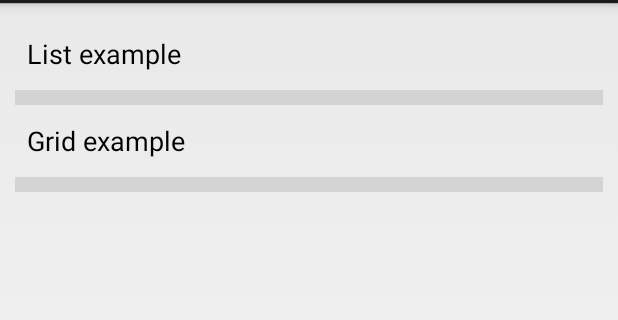
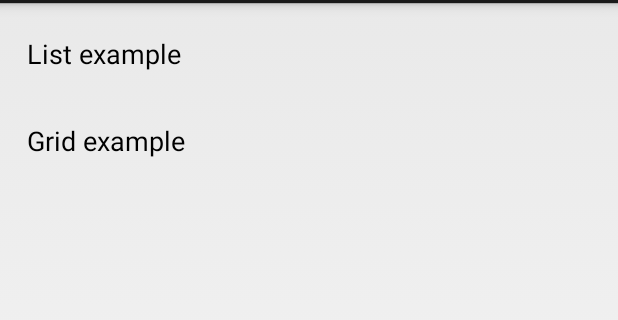
Before and after one commit to quentin23soleil/SuperListview, an Android app: the screen it shows after launch (MainActivity), on a phone screen of 412 x 824 dp, the part 69-389 px from its top. Run offline under Robolectric (Android 15) with nearby library versions, the phone set to English and light mode, and no system bars.

Commit message:
Fix incompatible types for list divider resource.
+ Error in SuperListview.java:64: `incompatible types:
  int cannot be converted to Drawable getList().setDivider(mDivider);`
+ This error was introduced through the merge in
  commit 9c93459df8769792a76b6da811b035c722d24a3d. Please review again!
+ The original implementation to support drawable list dividers can
  be found in commit 366b88e01a7bd13b0325fb729742573063ae3268.

```diff
--- a/SuperListviewLibrary/src/main/java/com/quentindommerc/superlistview/BaseSuperAbsListview.java
+++ b/SuperListviewLibrary/src/main/java/com/quentindommerc/superlistview/BaseSuperAbsListview.java
@@ -3,6 +3,7 @@ package com.quentindommerc.superlistview;
 import android.content.Context;
 import android.content.res.TypedArray;
 import android.database.DataSetObserver;
+import android.graphics.drawable.Drawable;
 import android.support.v4.widget.SwipeRefreshLayout;
 import android.util.AttributeSet;
 import android.view.LayoutInflater;
@@ -28,7 +29,7 @@ public abstract class BaseSuperAbsListview extends FrameLayout implements AbsLis
     protected ViewStub    mEmpty;
 
     protected float   mDividerHeight;
-    protected int     mDivider;
+    protected Drawable mDivider;
     protected boolean mClipToPadding;
     protected int     mPadding;
     protected int     mPaddingTop;
@@ -78,7 +79,7 @@ public abstract class BaseSuperAbsListview extends FrameLayout implements AbsLis
         TypedArray a = getContext().obtainStyledAttributes(attrs, R.styleable.superlistview);
         try {
             mClipToPadding = a.getBoolean(R.styleable.superlistview_superlv__listClipToPadding, false);
-            mDivider = a.getColor(R.styleable.superlistview_superlv__listDivider, 0);
+            mDivider = a.getDrawable(R.styleable.superlistview_superlv__listDivider);
             mDividerHeight = a.getDimension(R.styleable.superlistview_superlv__listDividerHeight, 0.0f);
             mPadding = (int) a.getDimension(R.styleable.superlistview_superlv__listPadding, -1.0f);
             mPaddingTop = (int) a.getDimension(R.styleable.superlistview_superlv__listPaddingTop, 0.0f);
```
